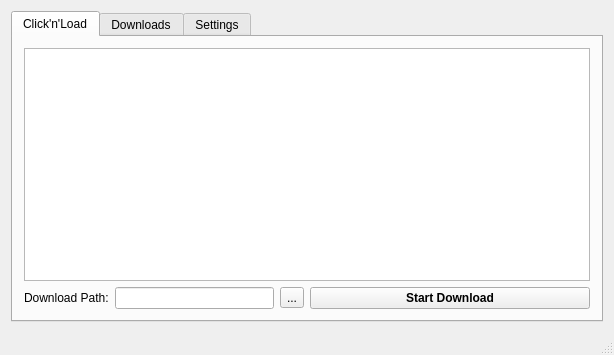
Old version of the form gui/mainwindow.ui in the repository rbrtslmn/FDP.
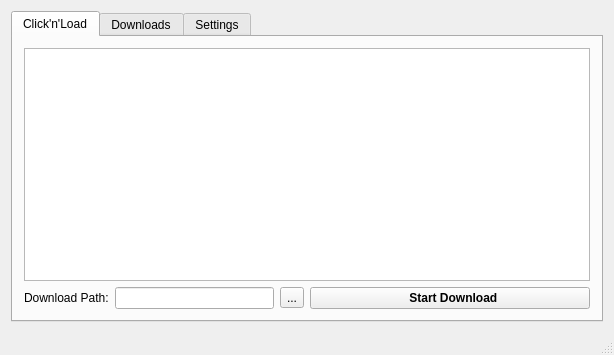
New version of the form. Icons and pictures are not drawn.

Commit message: Changed table refresh method; Added application icon; Updated download symbol

Patch:
```diff
--- a/gui/mainwindow.ui
+++ b/gui/mainwindow.ui
@@ -46,7 +46,7 @@
              <string notr="true">font-weight: bold;</string>
             </property>
             <property name="text">
-             <string>Start Download</string>
+             <string>  Start Download</string>
             </property>
             <property name="icon">
              <iconset resource="../res/images.qrc">
```
The commit also changes 12 other files.
